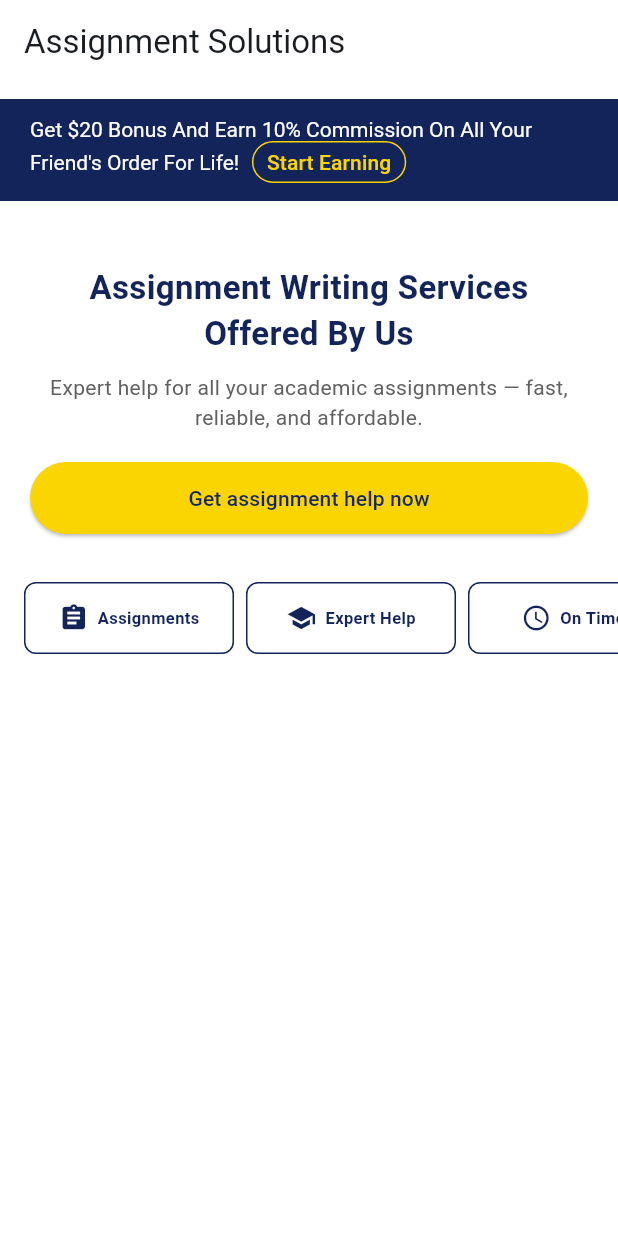
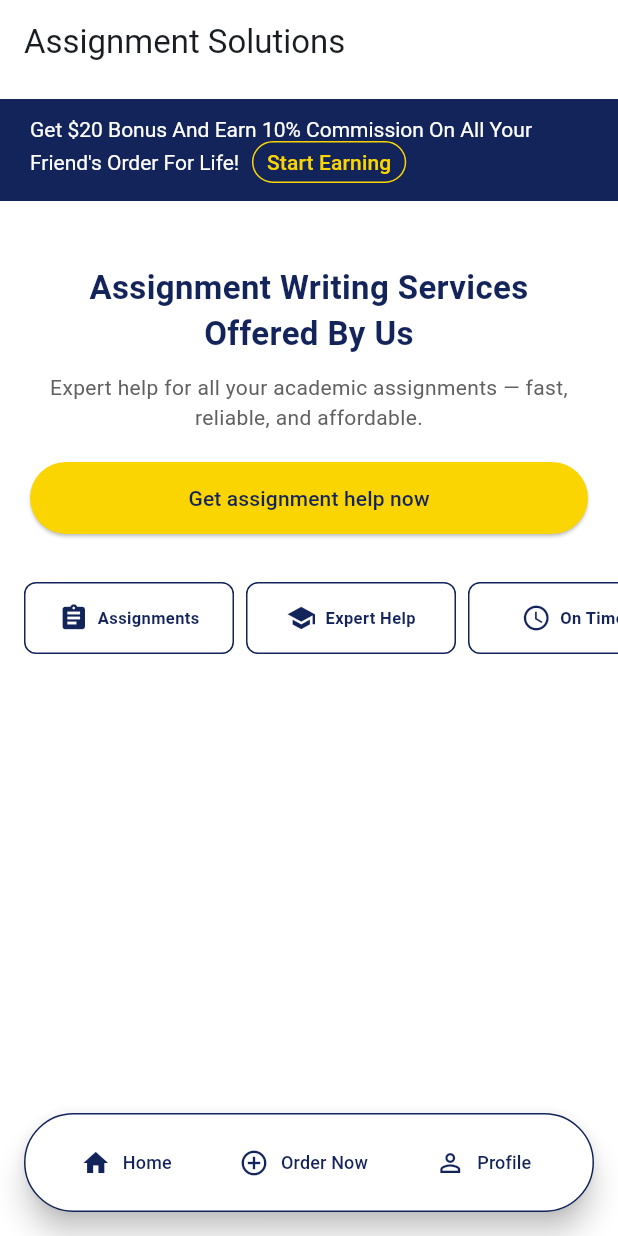
Before and after one commit to ImthiazRagib/Flutter.Assignment.Customer.App, a Flutter app: the screen it shows after launch, on a phone screen of 412 x 824 dp. Run offline on Flutter 3.47's test engine with Material 3 defaults, Android fonts, the phone set to English and light mode, and no system bars; our stand-ins replace go_router.

Commit message:
Refactor routing structure to include ShellRoute with FloatingNavBar
- Updated the router configuration to use ShellRoute for better navigation management.
- Integrated FloatingNavBar into the routing structure for consistent navigation across pages.
- Cleaned up the LandingPage by removing commented-out code and adding spacing for layout improvement.

```diff
--- a/lib/features/landing.dart
+++ b/lib/features/landing.dart
@@ -10,12 +10,6 @@ class LandingPage extends StatelessWidget {
       appBar: AppBar(
         title: const Text("Assignment Solutions"),
         backgroundColor: Colors.white,
-        // actions: [
-        //   TextButton(onPressed: () => context.go('/about'), child: const Text("About")),
-        //   TextButton(onPressed: () => context.go('/services'), child: const Text("Services")),
-        //   TextButton(onPressed: () => context.go('/order'), child: const Text("Order")),
-        //   TextButton(onPressed: () => context.go('/login'), child: const Text("Login")),
-        // ],
       ),
       body: Column(
         crossAxisAlignment: CrossAxisAlignment.stretch,
@@ -146,6 +140,7 @@ class LandingPage extends StatelessWidget {
               ],
             ),
           ),
+          SizedBox(height: 24),
         ],
       ),
     );
--- a/lib/router.dart
+++ b/lib/router.dart
@@ -1,14 +1,23 @@
-
+import 'package:flutter/material.dart';
 import 'package:assignment_customer_app/features/auth/login.dart';
 import 'package:assignment_customer_app/features/auth/signup.dart';
 import 'package:assignment_customer_app/features/dashboard.dart';
 import 'package:assignment_customer_app/features/order_page.dart';
 import 'package:assignment_customer_app/features/profile.dart';
+import 'package:assignment_customer_app/widgets/floating_nav_bar.dart';
 import 'package:go_router/go_router.dart';
 import 'features/landing.dart';
 
 final GoRouter router = GoRouter(
   initialLocation: '/',
+  routes: [
+    ShellRoute(
+      builder: (context, state, child) => Stack(
+        children: [
+          child,
+          const FloatingNavBar(),
+        ],
+      ),
       routes: [
         GoRoute(
           path: '/',
@@ -35,4 +44,6 @@ final GoRouter router = GoRouter(
           builder: (context, state) => const ProfilePage(),
         ),
       ],
+    ),
+  ],
 );
--- /dev/null
+++ b/lib/widgets/floating_nav_bar.dart
@@ -0,0 +1,49 @@
+import 'package:flutter/material.dart';
+import 'package:go_router/go_router.dart';
+
+class FloatingNavBar extends StatelessWidget {
+  const FloatingNavBar({super.key});
+
+  static const _color = Color(0xFF13245A);
+
+  @override
+  Widget build(BuildContext context) {
+    return Positioned(
+      left: 16,
+      right: 16,
+      bottom: 16,
+      child: Material(
+        elevation: 8,
+        borderRadius: BorderRadius.circular(999),
+        color: Colors.white,
+        child: Container(
+          padding: const EdgeInsets.symmetric(horizontal: 8, vertical: 8),
+          decoration: BoxDecoration(
+            borderRadius: BorderRadius.circular(999),
+            border: Border.all(color: _color, width: 1),
+          ),
+          child: Row(
+            mainAxisAlignment: MainAxisAlignment.spaceEvenly,
+            children: [
+              TextButton.icon(
+                onPressed: () => context.go('/'),
+                icon: Icon(Icons.home, size: 20, color: _color),
+                label: Text("Home", style: TextStyle(color: _color, fontSize: 12)),
+              ),
+              TextButton.icon(
+                onPressed: () => context.go('/order'),
+                icon: Icon(Icons.add_circle_outline, size: 20, color: _color),
+                label: Text("Order Now", style: TextStyle(color: _color, fontSize: 12)),
+              ),
+              TextButton.icon(
+                onPressed: () => context.go('/profile'),
+                icon: Icon(Icons.person_outline, size: 20, color: _color),
+                label: Text("Profile", style: TextStyle(color: _color, fontSize: 12)),
+              ),
+            ],
+          ),
+        ),
+      ),
+    );
+  }
+}
```
Lines whose indentation alone changed are shown as unchanged.
